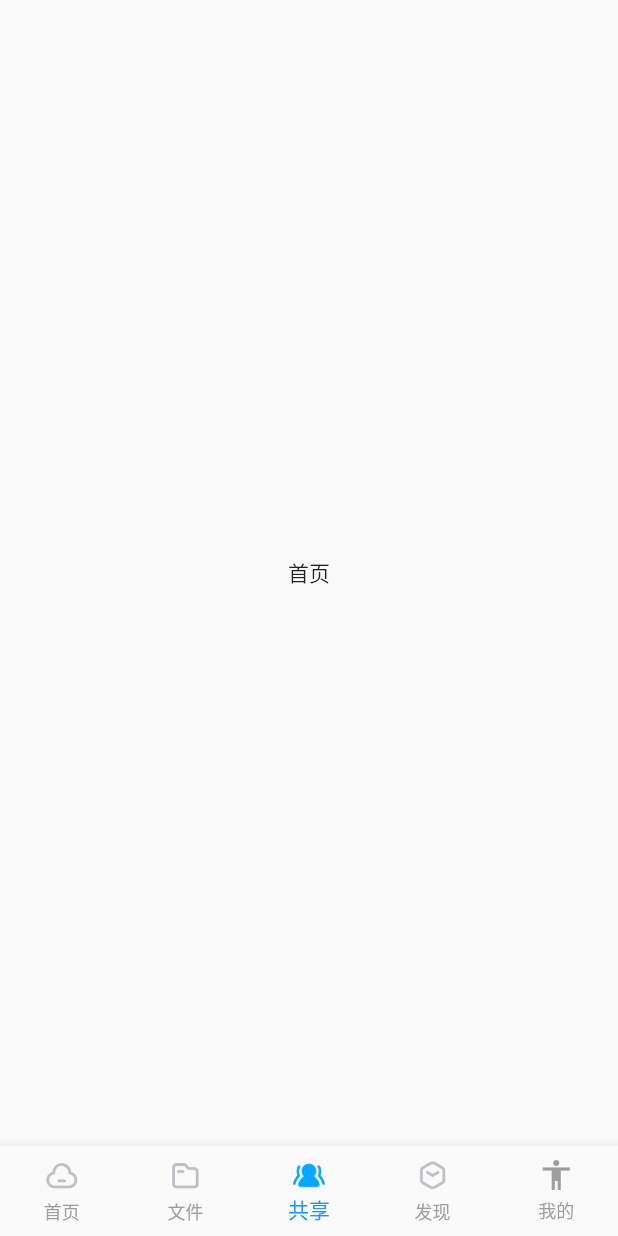
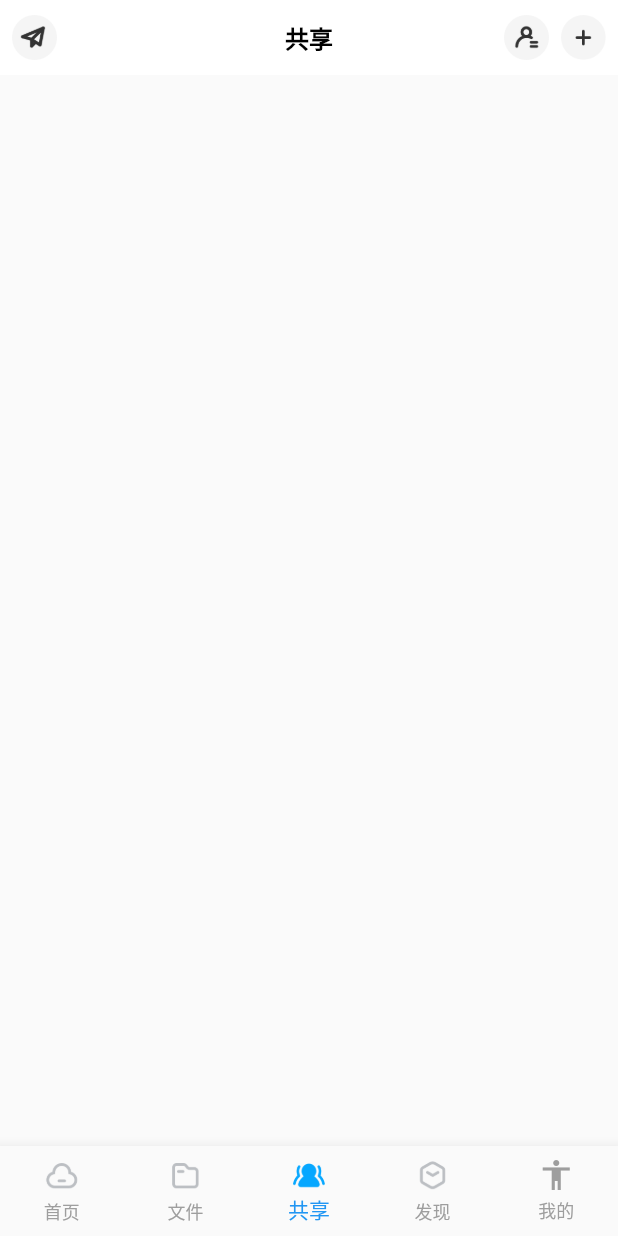
Before and after one commit to xiaxiayige/FlutterDemo, a Flutter app: the screen it shows after launch, item 3 of the bottom bar chosen, on a phone screen of 412 x 824 dp. Run offline on Flutter 3.47's test engine with Material 2 defaults, Android fonts, the phone set to English and light mode, and no system bars.

```diff
--- a/flutter_pan_baidu/lib/page/mine_page.dart
+++ b/flutter_pan_baidu/lib/page/mine_page.dart
@@ -77,7 +77,6 @@ class _MinePageState extends State<MinePage>
       parent: sildeAnimationController,
       curve: Curves.elasticIn,
     ));
-
   }
 
   @override
@@ -545,8 +544,6 @@ class _MinePageState extends State<MinePage>
   _buildJiFenWidget() {
     return SlideTransition(
       position: sideAnimation,
-      child: Padding(
-        padding: EdgeInsets.all(4),
       child: ScaleTransition(
         scale: scalAnimation,
         child: Image.asset(
@@ -555,7 +552,6 @@ class _MinePageState extends State<MinePage>
           height: 60,
         ),
       ),
-      ),
     );
   }
 }
--- a/flutter_pan_baidu/lib/page/share_page.dart
+++ b/flutter_pan_baidu/lib/page/share_page.dart
@@ -1,5 +1,7 @@
 
+import 'package:flutter/cupertino.dart';
 import 'package:flutter/material.dart';
+import 'package:flutterpanbaidu/generated/r.dart';
 
 /****
  * 共享
@@ -7,10 +9,41 @@ import 'package:flutter/material.dart';
 class SharePage extends StatelessWidget {
   @override
   Widget build(BuildContext context) {
-    return Container(
+    return Stack(
+      children: <Widget>[
+        Column(
+          children: <Widget>[
 
-      child: Center(child: Text("首页")),
-
+          ],
+        ),
+       Container(
+         color: Colors.white,
+         height: 50,
+         padding: EdgeInsets.only(left: 8,right: 8),
+         child:  Stack(
+          children: <Widget>[
+            Align(
+              child: Row(
+                mainAxisAlignment: MainAxisAlignment.spaceBetween,
+                crossAxisAlignment: CrossAxisAlignment.center,
+                children: <Widget>[
+                  Image.asset(R.img_bg_dn_friend_titlebar_icon_plane_normal,width: 30,height: 30,),
+                  Row(
+                    children: <Widget>[
+                      Image.asset(R.img_bg_dn_common_titlebar_btn_address,width: 30,height: 30,),
+                      SizedBox(width: 8,),
+                      Image.asset(R.img_bg_dn_common_titlebar_btn_add,width: 30,height: 30,),
+                    ],
+                  )
+                ],
+              ),
+              alignment: Alignment.center,
+            ),
+            Center(child: Text("共享",style: TextStyle(color: Colors.black,fontSize: 16,fontWeight: FontWeight.w700),),)
+          ],
+         ),
+       )
+      ],
     );
   }
 }
```
Also changed, not shown: flutter_pan_baidu/assets/img/bg_dn_common_titlebar_btn_address.png (added), flutter_pan_baidu/assets/img/bg_dn_friend_titlebar_icon_plane_normal.png (added), flutter_pan_baidu/lib/generated/r.dart, 1 other file. Lines whose indentation alone changed are shown as unchanged.
